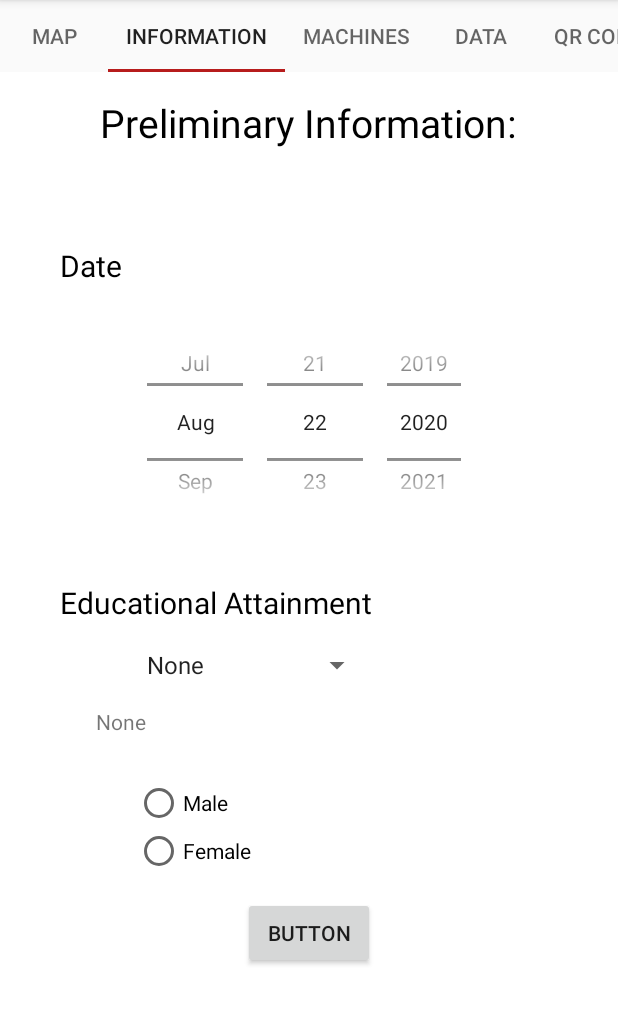
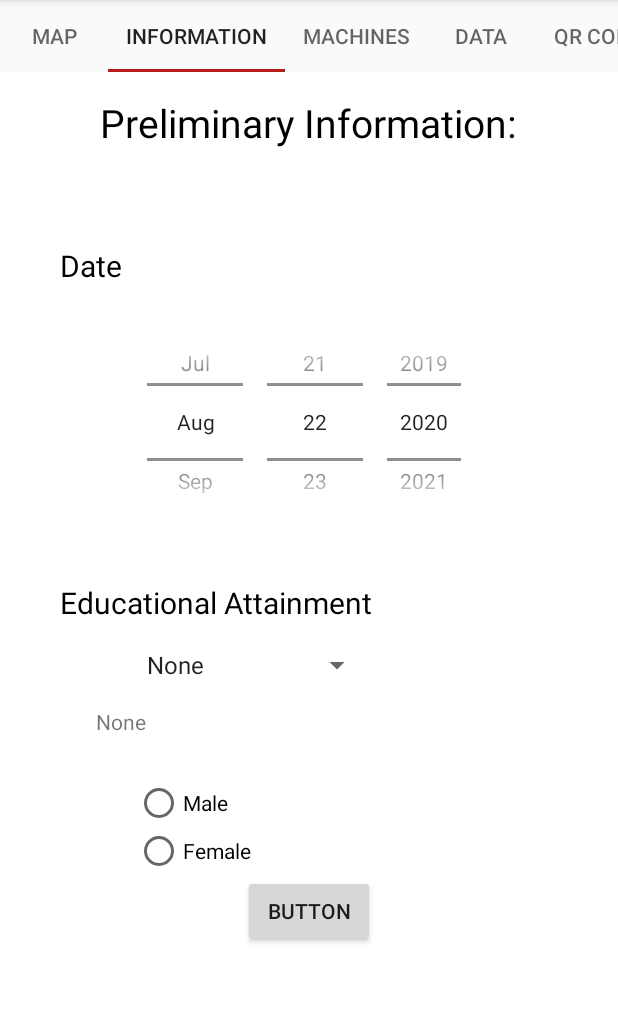
Before and after one commit to gwapongharjin/design, an Android app: the screen it shows after launch (MainActivity), tab 2 chosen, on a phone screen of 412 x 824 dp, the part 84-1109 px from its top. Run offline under Robolectric (Android 15) with nearby library versions, the phone set to English and light mode, and no system bars.

Commit message:
Just trial commit

```diff
--- a/app/src/main/res/layout/info_fragment.xml
+++ b/app/src/main/res/layout/info_fragment.xml
@@ -55,12 +55,11 @@
             android:id="@+id/button"
             android:layout_width="wrap_content"
             android:layout_height="wrap_content"
-            android:layout_marginTop="550dp"
             android:text="Button"
             app:layout_constraintBottom_toBottomOf="parent"
             app:layout_constraintEnd_toEndOf="parent"
             app:layout_constraintStart_toStartOf="parent"
-            app:layout_constraintTop_toTopOf="parent" />
+            app:layout_constraintTop_toBottomOf="@+id/radioGroup" />
 
         <Spinner
             android:id="@+id/spinner"
@@ -95,6 +94,7 @@
             app:layout_constraintTop_toBottomOf="@+id/spinner" />
 
         <RadioGroup
+            android:id="@+id/radioGroup"
             android:layout_width="wrap_content"
             android:layout_height="wrap_content"
             android:layout_marginTop="64dp"
```
